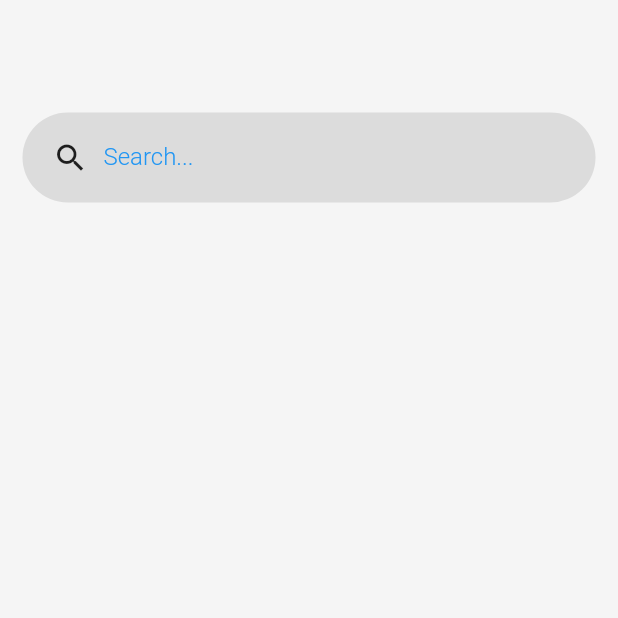
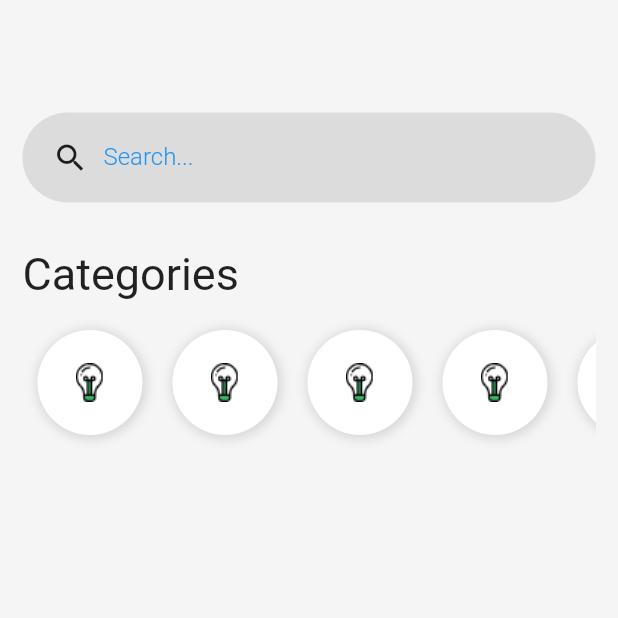
Before and after one commit to cesarbassani/Flutter_layouts, a Flutter app: the screen it shows after launch, after a tap on "Sign In", on a phone screen of 412 x 824 dp, the top half of it. Run offline on Flutter 3.47's test engine with Material 2 defaults, Android fonts, the phone set to English and light mode, and no system bars.

Commit message:
Menu de Categorias

```diff
--- a/lib/pages/home.page.dart
+++ b/lib/pages/home.page.dart
@@ -14,6 +14,22 @@ class HomePage extends StatelessWidget {
               height: 60,
             ),
             search(),
+            SizedBox(
+              height: 30,
+            ),
+            Text(
+              "Categories",
+              style: TextStyle(
+                fontSize: 30,
+              ),
+            ),
+            SizedBox(
+              height: 10,
+            ),
+            Container(
+              height: 90,
+              child: categoryList(),
+            )
           ],
         ),
       ),
@@ -60,3 +76,42 @@ Widget search() {
     ),
   );
 }
+
+Widget categoryList() {
+  return Container(
+    child: ListView(
+      scrollDirection: Axis.horizontal,
+      children: <Widget>[
+        categoryItem(),
+        categoryItem(),
+        categoryItem(),
+        categoryItem(),
+        categoryItem(),
+      ],
+    ),
+  );
+}
+
+Widget categoryItem() {
+  return Container(
+    width: 70,
+    height: 70,
+    margin: EdgeInsets.all(10),
+    padding: EdgeInsets.all(10),
+    decoration: BoxDecoration(
+      color: Colors.white,
+      boxShadow: [
+        new BoxShadow(
+          color: Colors.black12,
+          offset: new Offset(1, 1),
+          blurRadius: 5,
+          spreadRadius: 2,
+        ),
+      ],
+      borderRadius: BorderRadius.all(
+        Radius.circular(64),
+      ),
+    ),
+    child: Image.asset("assets/Icon_Devices.png"),
+  );
+}
```
